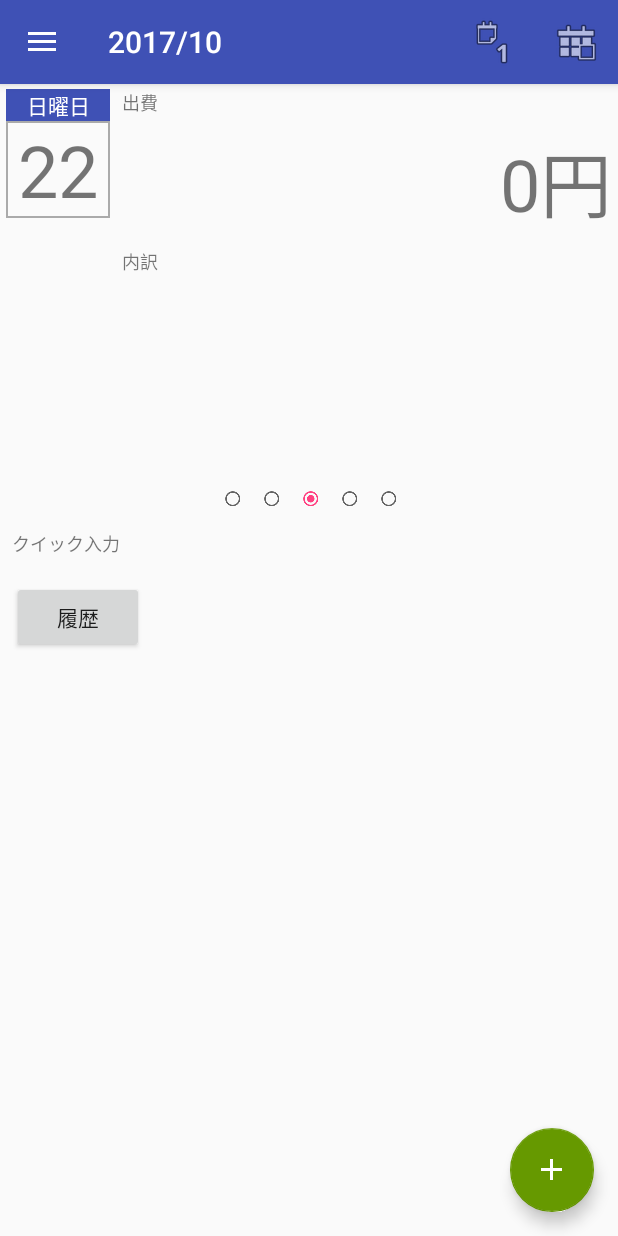
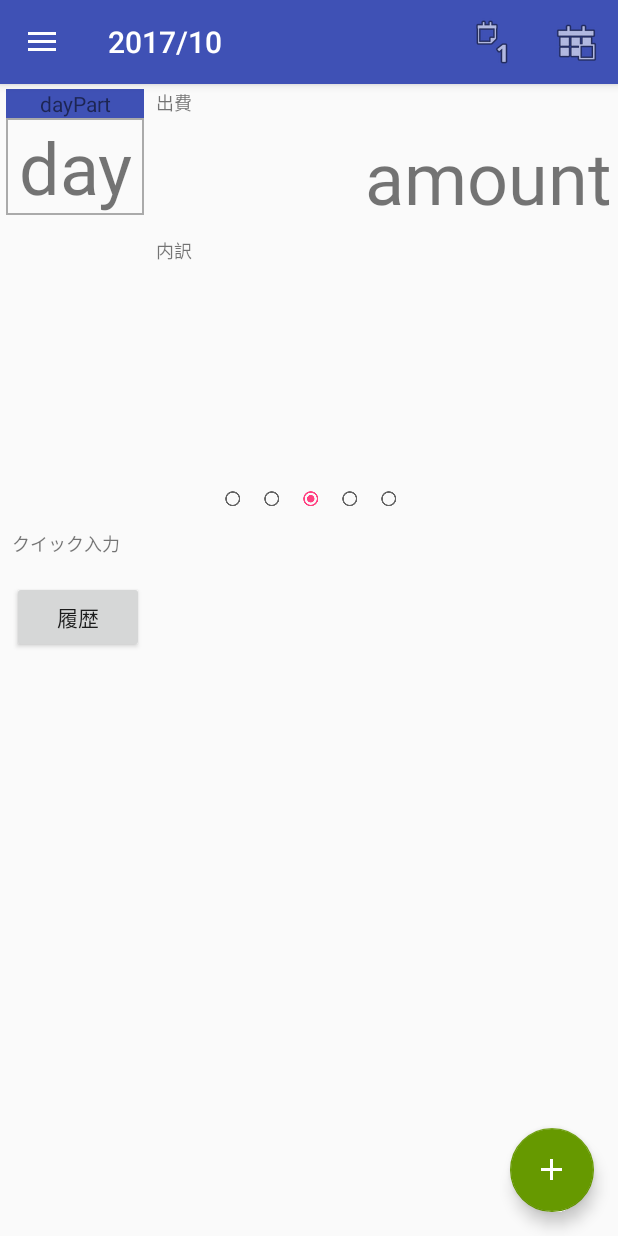
Before and after one commit to yochiboo/MySpending, an Android app: the screen it shows after launch (SummaryActivity), on a phone screen of 412 x 824 dp. Run offline under Robolectric (Android 15) with nearby library versions, the light colour scheme and no system bars; 3 statements that could not run were skipped.

Commit message:
サマリーの日付ジャンプ

```diff
--- a/app/src/main/java/com/example/yochi/myspending/Summary/SummaryActivity.java
+++ b/app/src/main/java/com/example/yochi/myspending/Summary/SummaryActivity.java
@@ -223,7 +223,7 @@
   @RequiresApi(api = Build.VERSION_CODES.JELLY_BEAN_MR1)
   private void showTodaySpend(Date current){
 
-    ArrayList<Summary> summaries = queryThisMonthAndTodaySummaries();
+    ArrayList<Summary> summaries = queryMonthAndDaySummaries(current);
 
     //ページャー
     ViewPager viewPager = (ViewPager) findViewById(R.id.pager);
@@ -245,25 +245,42 @@
   }
 
   /**
-   * 今月と今日のサマリー検索
+   * 指定日の月単位日単位サマリー検索
    * @return サマリー検索結果
    **/
-  private ArrayList<Summary> queryThisMonthAndTodaySummaries(){
+  private ArrayList<Summary> queryMonthAndDaySummaries(Date target){
 
     ArrayList<Summary> summaries = new ArrayList<Summary>();
-    Timestamp today = new Timestamp((new Date()).getTime());
+    Date today = new Date();
 
-    Summary thisMonthSummries = ConvertUtil.spendPerCategoryList2Summary(mDao.getThisMonthSpendByCategory());
-    thisMonthSummries.setSummaryDate(today);
+    Summary thisMonthSummries = queryMonthSummaries(target);
     summaries.add(thisMonthSummries);
 
-    Summary todaySummaries = ConvertUtil.spendPerCategoryList2Summary(mDao.getTodaySpendByCategory());
-    todaySummaries.setSummaryDate(today);
+    Summary todaySummaries = queryDaySummaries(target);
     summaries.add(todaySummaries);
 
     return summaries;
   }
 
+  /**
+   * 指定月のサマリー検索
+   * @return サマリー検索結果
+   **/
+  private Summary queryMonthSummaries(Date target){
+    Summary summary = ConvertUtil.spendPerCategoryList2Summary(mDao.getMonthSpendByCategory(target));
+    summary.setSummaryDate(target);
+    return summary;
+  }
+
+  /**
+   * 指定日のサマリー検索
+   * @return サマリー検索結果
+   **/
+  private ArrayList<Summary> queryDaySummaries(Date target){
+    Summary summary = ConvertUtil.spendPerCategoryList2Summary(mDao.getDaySpendByCategory(target));
+    summary.setSummaryDate(target);
+    return summary;
+  }
   private ArrayList<Summary> querySummaries(Date current){
 
     Timestamp currentTs = new Timestamp(current.getTime());
```
Lines whose indentation alone changed are shown as unchanged.
